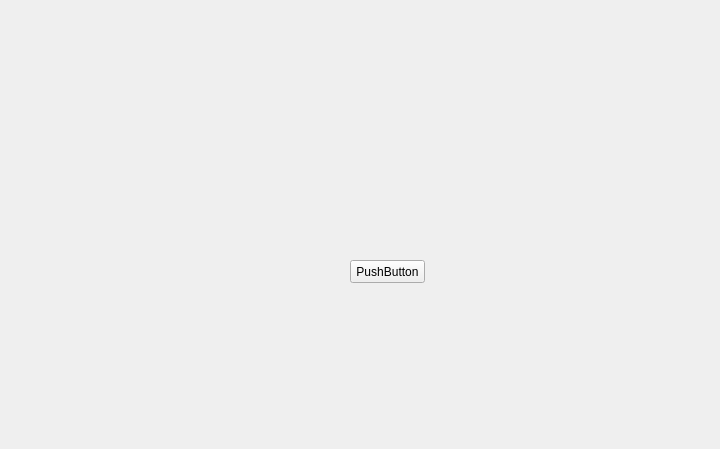
First picture: the form in trip.ui, repository cardenas16/european_cities, before the edit.
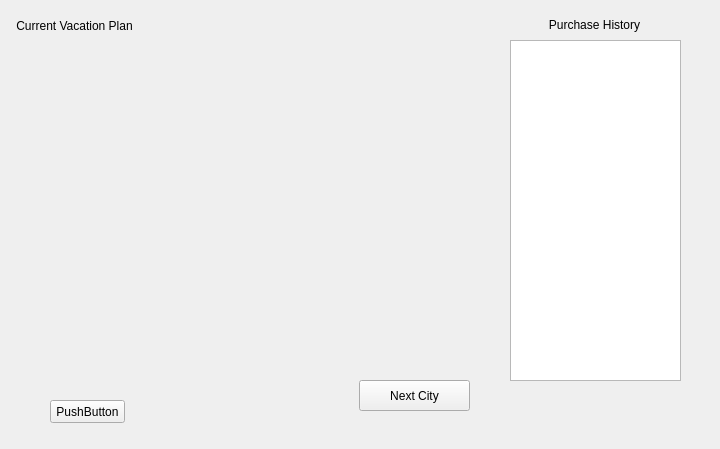
Second picture: the form after the edit.

The edit to the form file:
```diff
--- a/trip.ui
+++ b/trip.ui
@@ -17,18 +17,29 @@
    <property name="geometry">
     <rect>
      <x>10</x>
-     <y>10</y>
+     <y>40</y>
      <width>131</width>
-     <height>351</height>
+     <height>341</height>
     </rect>
    </property>
    <layout class="QVBoxLayout" name="tripOverviewLayout"/>
   </widget>
+  <widget class="QWidget" name="verticalLayoutWidget_2">
+   <property name="geometry">
+    <rect>
+     <x>180</x>
+     <y>40</y>
+     <width>291</width>
+     <height>341</height>
+    </rect>
+   </property>
+   <layout class="QVBoxLayout" name="shoppingButtonsLayout"/>
+  </widget>
   <widget class="QPushButton" name="pushButton">
    <property name="geometry">
     <rect>
-     <x>350</x>
-     <y>260</y>
+     <x>50</x>
+     <y>400</y>
      <width>75</width>
      <height>23</height>
     </rect>
@@ -37,6 +48,112 @@
     <string>PushButton</string>
    </property>
   </widget>
+  <widget class="QWidget" name="horizontalLayoutWidget">
+   <property name="geometry">
+    <rect>
+     <x>9</x>
+     <y>10</y>
+     <width>131</width>
+     <height>31</height>
+    </rect>
+   </property>
+   <layout class="QHBoxLayout" name="tripOverviewLabelLayout">
+    <item>
+     <widget class="QLabel" name="tripOverviewLabel">
+      <property name="text">
+       <string>Current Vacation Plan</string>
+      </property>
+      <property name="alignment">
+       <set>Qt::AlignCenter</set>
+      </property>
+     </widget>
+    </item>
+   </layout>
+  </widget>
+  <widget class="QWidget" name="horizontalLayoutWidget_2">
+   <property name="geometry">
+    <rect>
+     <x>179</x>
+     <y>10</y>
+     <width>291</width>
+     <height>31</height>
+    </rect>
+   </property>
+   <layout class="QHBoxLayout" name="shoppingButtonsLabelLayout">
+    <item>
+     <widget class="QLabel" name="shoppingButtonsLabel">
+      <property name="text">
+       <string/>
+      </property>
+      <property name="alignment">
+       <set>Qt::AlignCenter</set>
+      </property>
+     </widget>
+    </item>
+   </layout>
+  </widget>
+  <widget class="QWidget" name="horizontalLayoutWidget_3">
+   <property name="geometry">
+    <rect>
+     <x>359</x>
+     <y>380</y>
+     <width>111</width>
+     <height>31</height>
+    </rect>
+   </property>
+   <layout class="QHBoxLayout" name="nextCityButtonLayout">
+    <item>
+     <widget class="QPushButton" name="nextCityButton">
+      <property name="sizePolicy">
+       <sizepolicy hsizetype="Expanding" vsizetype="Expanding">
+        <horstretch>0</horstretch>
+        <verstretch>0</verstretch>
+       </sizepolicy>
+      </property>
+      <property name="text">
+       <string>Next City</string>
+      </property>
+     </widget>
+    </item>
+   </layout>
+  </widget>
+  <widget class="QWidget" name="verticalLayoutWidget_3">
+   <property name="geometry">
+    <rect>
+     <x>510</x>
+     <y>40</y>
+     <width>171</width>
+     <height>341</height>
+    </rect>
+   </property>
+   <layout class="QVBoxLayout" name="purchaseHistoryLayout">
+    <item>
+     <widget class="QTableWidget" name="purchaseHistory"/>
+    </item>
+   </layout>
+  </widget>
+  <widget class="QWidget" name="horizontalLayoutWidget_4">
+   <property name="geometry">
+    <rect>
+     <x>509</x>
+     <y>9</y>
+     <width>171</width>
+     <height>31</height>
+    </rect>
+   </property>
+   <layout class="QHBoxLayout" name="purchaseHistoryLabelLayout">
+    <item>
+     <widget class="QLabel" name="label">
+      <property name="text">
+       <string>Purchase History</string>
+      </property>
+      <property name="alignment">
+       <set>Qt::AlignCenter</set>
+      </property>
+     </widget>
+    </item>
+   </layout>
+  </widget>
  </widget>
  <resources/>
  <connections/>
```
